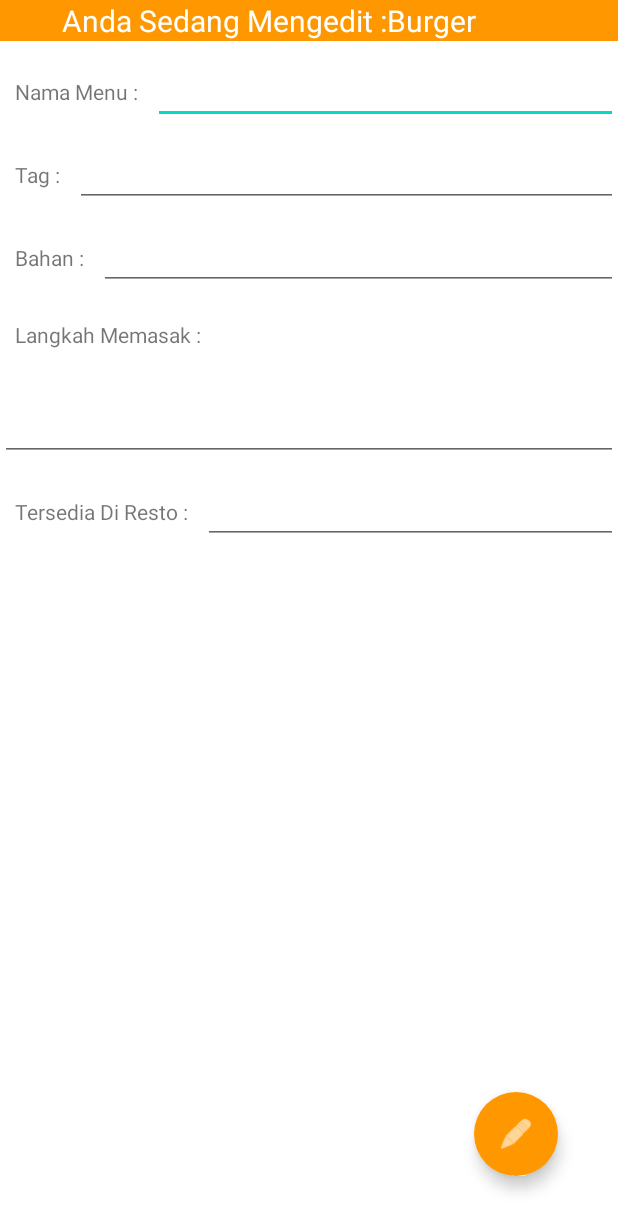
After one commit to MochRafi007/Tubes1_P3B, an Android app: the layout fragment_edit_menu.xml on its own in the app's theme, with its tools: preview values and no code run, on a phone screen of 412 x 824 dp. The commit adds this screen. Shown: the top 1231 px of the screen. Run offline under Robolectric (Android 15) with nearby library versions, the phone set to English and light mode, and no system bars.

Commit message:
Progress 5
1. Edit detail menu
2. Lihat detial menu
3. Storage

```diff
--- a/app/src/main/java/com/example/m0317073/Fragment/FragmentListener.java
+++ b/app/src/main/java/com/example/m0317073/Fragment/FragmentListener.java
@@ -6,4 +6,5 @@ public interface FragmentListener {
     void changePage(int page);
     void closeApplication();
     void getDetailsMenu(Menu menu, int position);
+    void reset();
 }
--- a/app/src/main/java/com/example/m0317073/MainPresenter/IMainActivity.java
+++ b/app/src/main/java/com/example/m0317073/MainPresenter/IMainActivity.java
@@ -2,9 +2,11 @@ package com.example.m0317073.MainPresenter;
 
 import com.example.m0317073.Model.Menu;
 
+import java.io.IOException;
 import java.util.List;
 
 public interface IMainActivity {
     void updateList(List<Menu> foodList);
-    void resetAddForm();
+    void saveFile(String menu) throws IOException;
+    String readFile();
 }
--- /dev/null
+++ b/app/src/main/res/layout/fragment_edit_menu.xml
@@ -0,0 +1,205 @@
+<?xml version="1.0" encoding="utf-8"?>
+<FrameLayout
+    xmlns:android="http://schemas.android.com/apk/res/android"
+    android:layout_width="match_parent"
+    android:layout_height="match_parent"
+    xmlns:app="http://schemas.android.com/apk/res-auto"
+    android:background="@color/white"
+    >
+    <com.google.android.material.floatingactionbutton.FloatingActionButton
+        android:id="@+id/fab_edit_btn"
+        android:layout_width="wrap_content"
+        android:layout_height="wrap_content"
+        android:layout_gravity="bottom|end"
+        android:layout_margin="40dp"
+        android:backgroundTint="@color/orange"
+        android:layout_alignParentEnd="true"
+        android:tint="@color/white"
+        app:borderWidth="0dp"
+        android:clickable="true"
+        app:srcCompat="@android:drawable/ic_menu_edit" />
+
+    <LinearLayout
+        android:layout_width="match_parent"
+        android:layout_height="match_parent"
+        android:orientation="horizontal">
+
+        <LinearLayout
+            android:layout_width="match_parent"
+            android:layout_height="match_parent"
+            android:orientation="vertical">
+            <LinearLayout
+                android:layout_width="match_parent"
+                android:layout_height="wrap_content"
+                android:orientation="horizontal"
+                android:background="@color/orange"
+                >
+                <TextView
+                    android:layout_width="match_parent"
+                    android:layout_height="wrap_content"
+                    android:text="Anda Sedang Mengedit :"
+                    android:layout_weight="3"
+                    android:textAlignment="textEnd"
+                    android:textColor="@color/white"
+                    android:textSize="20dp">
+                </TextView>
+                <TextView
+                    android:layout_width="match_parent"
+                    android:layout_height="wrap_content"
+                    android:id="@+id/namaMenu"
+                    android:textColor="@color/white"
+                    android:text="@string/namaMakan"
+                    android:layout_weight="5"
+                    android:textSize="20dp">
+                </TextView>
+
+            </LinearLayout>
+            <LinearLayout
+                android:layout_width="match_parent"
+                android:layout_height="wrap_content"
+                android:orientation="horizontal"
+                android:layout_marginTop="10dp"
+                >
+
+                <TextView
+                    android:layout_width="wrap_content"
+                    android:layout_height="wrap_content"
+                    android:text="Nama Menu :"
+                    android:padding="10dp"
+                    >
+
+                </TextView>
+
+                <EditText
+                    android:layout_width="match_parent"
+                    android:layout_height="wrap_content"
+                    android:id="@+id/make_namaMenu_edit"
+                    >
+
+                </EditText>
+
+
+            </LinearLayout>
+
+            <LinearLayout
+                android:layout_width="match_parent"
+                android:layout_height="wrap_content"
+                android:orientation="horizontal"
+                android:layout_marginTop="10dp"
+                >
+
+                <TextView
+                    android:layout_width="wrap_content"
+                    android:layout_height="wrap_content"
+                    android:text="Tag :"
+                    android:padding="10dp"
+                    >
+
+                </TextView>
+
+                <EditText
+                    android:layout_width="match_parent"
+                    android:layout_height="wrap_content"
+                    android:id="@+id/make_tag_edit"
+                    >
+
+                </EditText>
+
+            </LinearLayout>
+
+
+            <LinearLayout
+                android:layout_width="match_parent"
+                android:layout_height="wrap_content"
+                android:orientation="horizontal"
+                android:layout_marginTop="10dp"
+                >
+
+                <TextView
+                    android:layout_width="wrap_content"
+                    android:layout_height="wrap_content"
+                    android:text="Bahan :"
+                    android:padding="10dp"
+                    >
+
+                </TextView>
+
+                <EditText
+                    android:layout_width="match_parent"
+                    android:layout_height="wrap_content"
+                    android:id="@+id/make_bahan_edit"
+
+                    >
+
+                </EditText>
+
+            </LinearLayout>
+
+
+            <LinearLayout
+                android:layout_width="match_parent"
+                android:layout_height="wrap_content"
+                android:orientation="horizontal"
+                android:layout_marginTop="10dp"
+                >
+
+                <TextView
+                    android:layout_width="wrap_content"
+                    android:layout_height="wrap_content"
+                    android:text="Langkah Memasak :"
+                    android:padding="10dp"
+                    >
+
+                </TextView>
+
+            </LinearLayout>
+
+            <LinearLayout
+                android:layout_width="match_parent"
+                android:layout_height="wrap_content"
+                android:orientation="vertical">
+
+                <EditText
+                    android:layout_width="match_parent"
+                    android:layout_height="wrap_content"
+                    android:id="@+id/make_step_edit"
+                    android:padding="20dp"
+                    >
+
+                </EditText>
+
+            </LinearLayout>
+
+
+            <LinearLayout
+                android:layout_width="match_parent"
+                android:layout_height="wrap_content"
+                android:orientation="horizontal"
+                android:layout_marginTop="10dp"
+                >
+
+                <TextView
+                    android:layout_width="wrap_content"
+                    android:layout_height="wrap_content"
+                    android:text="Tersedia Di Resto :"
+                    android:padding="10dp"
+                    >
+
+                </TextView>
+
+                <EditText
+                    android:layout_width="match_parent"
+                    android:layout_height="wrap_content"
+                    android:id="@+id/make_resto_edit"
+                    >
+
+                </EditText>
+
+            </LinearLayout>
+
+        </LinearLayout>
+
+    </LinearLayout>
+
+
+</FrameLayout>
```
Also changed, not shown: app/src/main/java/com/example/m0317073/Adapder/ListMakanan.java (+15 -4 lines), app/src/main/java/com/example/m0317073/Adapder/MenuDataSource.java (deleted, +0 -122 lines), app/src/main/java/com/example/m0317073/Adapder/MenuItemAdapter.java (deleted, +0 -46 lines), app/src/main/java/com/example/m0317073/Fragment/DetailMenuFragment.java (+7 -6 lines), app/src/main/java/com/example/m0317073/Fragment/EditMenuFragment.java (added, +103 -0 lines), app/src/main/java/com/example/m0317073/Fragment/MakeMenuFragment.java (+14 -6 lines), app/src/main/java/com/example/m0317073/Fragment/SecondFragment.java (+8 -1 lines), app/src/main/java/com/example/m0317073/MainActivity.java (+105 -5 lines), app/src/main/java/com/example/m0317073/MainPresenter/MainPresenter.java (+37 -8 lines).
